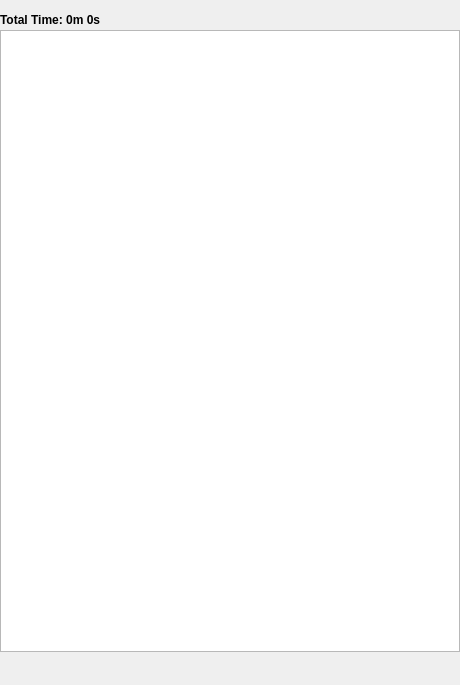
Old version of the form trunk/GUI/playlist/GUI_Playlist.ui in the repository shahid334/sayonara-player.
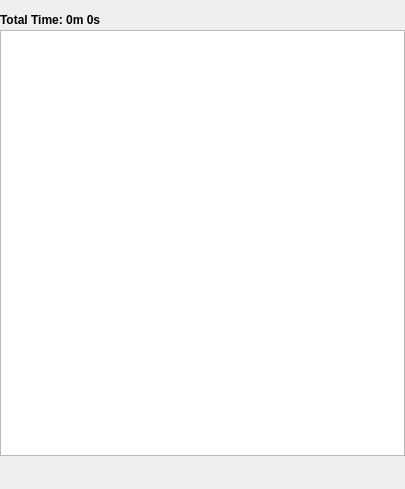
New version of the form. Icons and pictures are not drawn. Custom widgets are drawn as their Qt base class.

Commit message: playlists almost finished

```diff
--- a/trunk/GUI/playlist/GUI_Playlist.ui
+++ b/trunk/GUI/playlist/GUI_Playlist.ui
@@ -9,14 +9,14 @@
    <rect>
     <x>0</x>
     <y>0</y>
-    <width>460</width>
-    <height>685</height>
+    <width>405</width>
+    <height>489</height>
    </rect>
   </property>
   <property name="sizePolicy">
    <sizepolicy hsizetype="Preferred" vsizetype="Preferred">
-    <horstretch>100</horstretch>
-    <verstretch>100</verstretch>
+    <horstretch>0</horstretch>
+    <verstretch>0</verstretch>
    </sizepolicy>
   </property>
   <property name="minimumSize">
@@ -38,6 +38,9 @@
    <string/>
   </property>
   <layout class="QGridLayout" name="gridLayout">
+   <property name="sizeConstraint">
+    <enum>QLayout::SetDefaultConstraint</enum>
+   </property>
    <property name="leftMargin">
     <number>0</number>
    </property>
@@ -118,6 +121,12 @@
    </item>
    <item row="1" column="0" colspan="8">
     <widget class="MyListView" name="listView">
+     <property name="sizePolicy">
+      <sizepolicy hsizetype="Expanding" vsizetype="MinimumExpanding">
+       <horstretch>0</horstretch>
+       <verstretch>0</verstretch>
+      </sizepolicy>
+     </property>
      <property name="minimumSize">
       <size>
        <width>200</width>
```
The commit also changes 14 other files.
